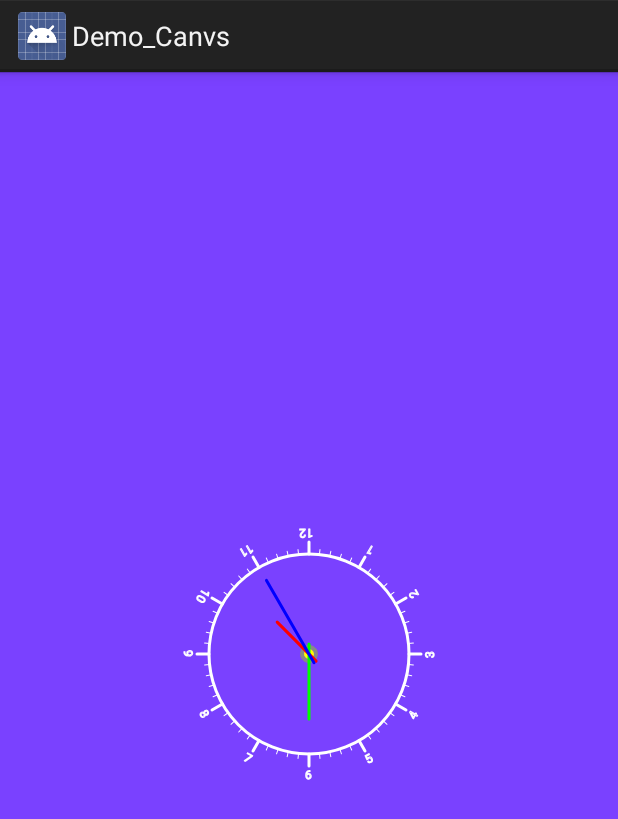
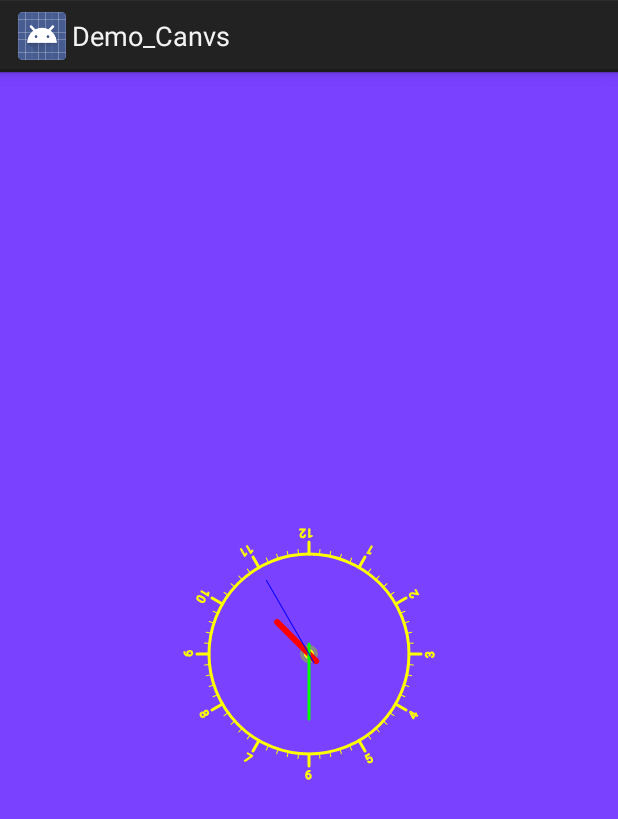
Before and after one commit to huazhouwujinbiao/mClock, an Android app: the screen it shows after launch (MainActivity), on a phone screen of 412 x 824 dp. Shown: the top 819 px of the screen. Run offline under Robolectric (Android 15) with nearby library versions, the phone set to English and light mode, and no system bars.

Commit message:
修改样式

```diff
--- a/app/src/main/java/sample/change/me/demo_canvs/MainActivity.java
+++ b/app/src/main/java/sample/change/me/demo_canvs/MainActivity.java
@@ -100,26 +100,31 @@ public class MainActivity extends Activity {
             tmpPaint.setStyle(Paint.Style.FILL);
             tmpPaint.setColor(Color.YELLOW);
             canvas.drawCircle(0, 0, 5, tmpPaint);
-            paint.setColor(Color.RED);
+            tmpPaint.setColor(Color.RED);
+            //设置画笔宽度
+            tmpPaint.setStrokeWidth(6);
             canvas.rotate(-30,0f,0f); //调整时针
             //绘制时针
             canvas.rotate((float) ((360/12/5*(hour+minus/12.0))%360),0f,0f);
-            canvas.drawLine(0, -10, 0, 45, paint);
+            canvas.drawLine(0, -10, 0, 45, tmpPaint);
 
             canvas.restore();//回到初始状态
             canvas.rotate(25*360/12/5,0f,0f); //调整分针
-            paint.setColor(Color.GREEN);
+            tmpPaint.setColor(Color.GREEN);
+            //设置画笔宽度
+            tmpPaint.setStrokeWidth(3);
             //绘制分针
             canvas.rotate((float) ((360/12/5*minus)%360),0f,0f);
-            canvas.drawLine(0, 10, 0, -65, paint);
+            canvas.drawLine(0, 10, 0, -65, tmpPaint);
 
             canvas.restore();//回到初始状态
             canvas.rotate(-30,0f,0f); //调整秒针
             //绘制秒针
-            paint.setColor(Color.BLUE);
+            tmpPaint.setColor(Color.BLUE);
+            //设置画笔宽度
+            tmpPaint.setStrokeWidth(1);
             canvas.rotate((float) ((360/12/5*second)%360),0f,0f); //旋转画纸,没秒旋转360/12/5度
-            canvas.drawLine(0, -10, 0, 85, paint);
-            paint.setColor(Color.WHITE);
+            canvas.drawLine(0, -10, 0, 85, tmpPaint);
             canvas.rotate(360/12/5);
             if(second==60){
                 second=second%60;
```
